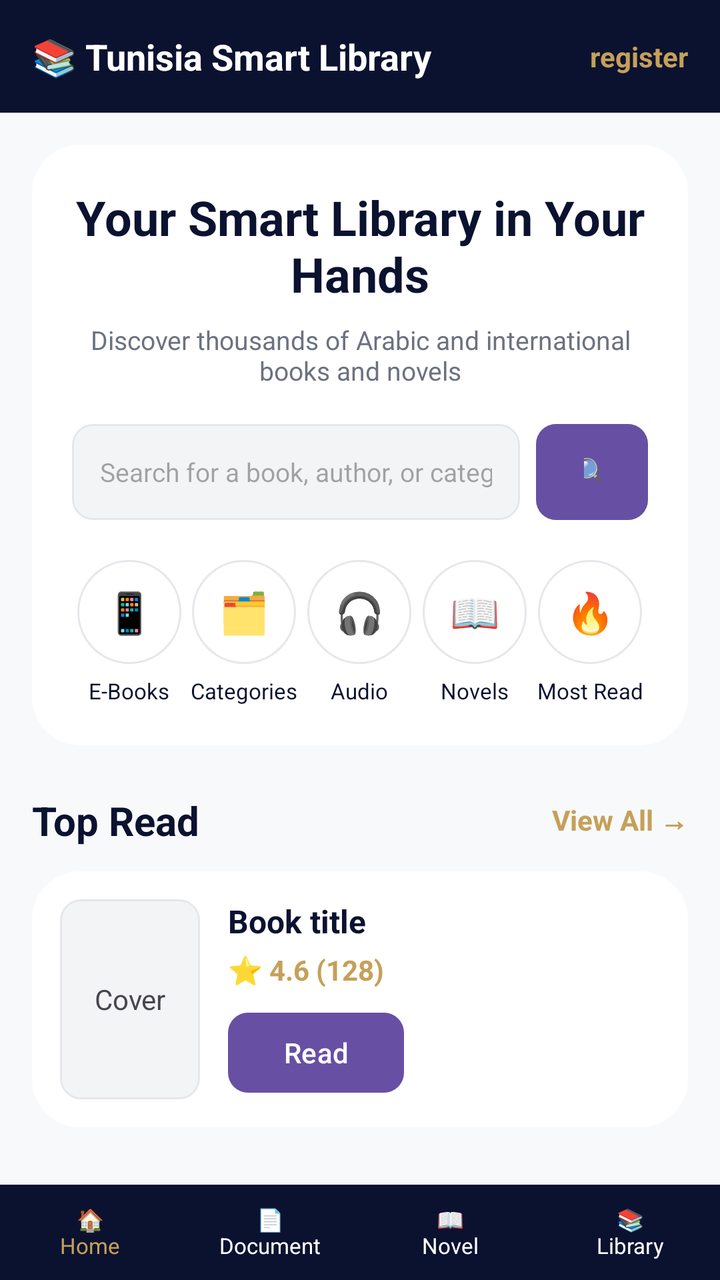
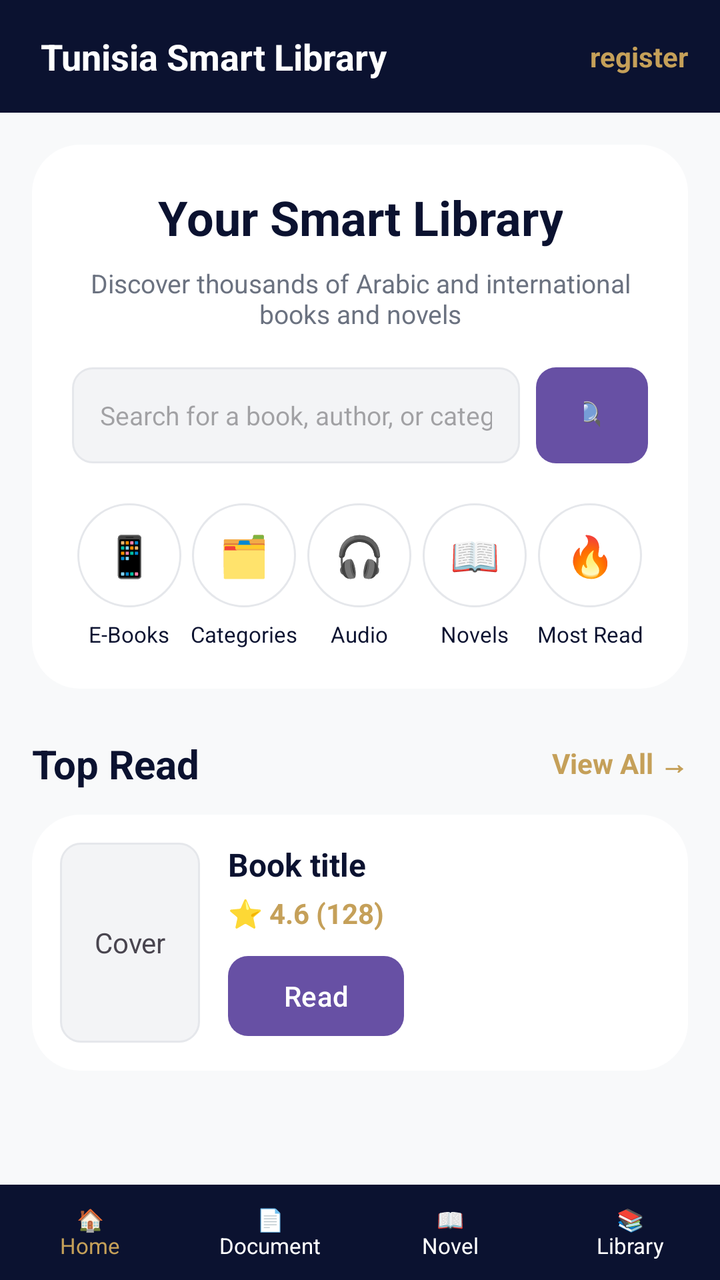

Screens rendered from an Android XML layout before and after an edit, with the pre-edit source and the edit as a unified diff.
<!-- AndroidManifest.xml: application theme Theme.TunisiaSmartLibrary -->
<!-- res/layout/activity_acceuil.xml -->
<?xml version="1.0" encoding="utf-8"?>
<LinearLayout xmlns:android="http://schemas.android.com/apk/res/android"
    xmlns:tools="http://schemas.android.com/tools"
    android:id="@+id/main"
    android:layout_width="match_parent"
    android:layout_height="match_parent"
    android:background="@color/app_bg"
    android:orientation="vertical"
    tools:context=".acceuil">

    
    <LinearLayout
        android:layout_width="match_parent"
        android:layout_height="wrap_content"
        android:background="@color/navy"
        android:gravity="center_vertical"
        android:orientation="horizontal"
        android:padding="16dp">

        <TextView
            android:layout_width="0dp"
            android:layout_height="wrap_content"
            android:layout_weight="1"
            android:text="📚 Tunisia Smart Library"
            android:textColor="@android:color/white"
            android:textSize="18sp"
            android:textStyle="bold" />

        <TextView
            android:id="@+id/tvregister"
            android:layout_width="wrap_content"
            android:layout_height="wrap_content"
            android:text="register"
            android:textColor="@color/gold"
            android:textStyle="bold" />
    </LinearLayout>

    <ScrollView
        android:layout_width="match_parent"
        android:layout_height="0dp"
        android:layout_weight="1">

        <LinearLayout
            android:layout_width="match_parent"
            android:layout_height="wrap_content"
            android:orientation="vertical"
            android:padding="16dp">

            
            <LinearLayout
                android:layout_width="match_parent"
                android:layout_height="wrap_content"
                android:background="@drawable/bg_card"
                android:gravity="center_horizontal"
                android:orientation="vertical"
                android:padding="20dp">

                <TextView
                    android:id="@+id/tvWelcome"
                    android:layout_width="wrap_content"
                    android:layout_height="wrap_content"
                    android:gravity="center"
                    android:text="Your Smart Library in Your Hands"
                    android:textColor="@color/navy"
                    android:textSize="24sp"
                    android:textStyle="bold" />

                <TextView
                    android:layout_width="wrap_content"
                    android:layout_height="wrap_content"
                    android:layout_marginTop="8dp"
                    android:gravity="center"
                    android:text="Discover thousands of Arabic and international books and novels"
                    android:textColor="@color/text_muted"
                    android:textSize="13sp" />

                <LinearLayout
                    android:layout_width="match_parent"
                    android:layout_height="48dp"
                    android:layout_marginTop="18dp"
                    android:orientation="horizontal">

                    <EditText
                        android:id="@+id/etSearch"
                        android:layout_width="0dp"
                        android:layout_height="match_parent"
                        android:layout_weight="1"
                        android:background="@drawable/bg_input"
                        android:hint="Search for a book, author, or category..."
                        android:imeOptions="actionSearch"
                        android:inputType="text"
                        android:paddingHorizontal="14dp"
                        android:textSize="13sp" />

                    <Button
                        android:id="@+id/btnSearch"
                        android:layout_width="56dp"
                        android:layout_height="match_parent"
                        android:layout_marginStart="8dp"
                        android:background="@drawable/bg_btn_navy"
                        android:text="🔍"
                        android:textColor="@android:color/white" />
                </LinearLayout>

                
                <LinearLayout
                    android:layout_width="match_parent"
                    android:layout_height="wrap_content"
                    android:layout_marginTop="20dp"
                    android:orientation="horizontal"
                    android:weightSum="5">

                    <LinearLayout
                        android:id="@+id/catEbooks"
                        android:layout_width="0dp"
                        android:layout_height="wrap_content"
                        android:layout_weight="1"
                        android:gravity="center"
                        android:orientation="vertical">

                        <TextView
                            android:layout_width="52dp"
                            android:layout_height="52dp"
                            android:background="@drawable/bg_circle_white"
                            android:gravity="center"
                            android:text="📱"
                            android:textSize="20sp" />

                        <TextView
                            android:layout_width="wrap_content"
                            android:layout_height="wrap_content"
                            android:layout_marginTop="6dp"
                            android:text="E-Books"
                            android:textColor="@color/navy"
                            android:textSize="11sp" />
                    </LinearLayout>

                    <LinearLayout
                        android:id="@+id/catCategories"
                        android:layout_width="0dp"
                        android:layout_height="wrap_content"
                        android:layout_weight="1"
                        android:gravity="center"
                        android:orientation="vertical">

                        <TextView
                            android:layout_width="52dp"
                            android:layout_height="52dp"
                            android:background="@drawable/bg_circle_white"
                            android:gravity="center"
                            android:text="🗂️"
                            android:textSize="20sp" />

                        <TextView
                            android:layout_width="wrap_content"
                            android:layout_height="wrap_content"
                            android:layout_marginTop="6dp"
                            android:text="Categories"
                            android:textColor="@color/navy"
                            android:textSize="11sp" />
                    </LinearLayout>

                    <LinearLayout
                        android:id="@+id/catAudio"
                        android:layout_width="0dp"
                        android:layout_height="wrap_content"
                        android:layout_weight="1"
                        android:gravity="center"
                        android:orientation="vertical">

                        <TextView
                            android:layout_width="52dp"
                            android:layout_height="52dp"
                            android:background="@drawable/bg_circle_white"
                            android:gravity="center"
                            android:text="🎧"
                            android:textSize="20sp" />

                        <TextView
                            android:layout_width="wrap_content"
                            android:layout_height="wrap_content"
                            android:layout_marginTop="6dp"
                            android:text="Audio"
                            android:textColor="@color/navy"
                            android:textSize="11sp" />
                    </LinearLayout>

                    <LinearLayout
                        android:id="@+id/catNovels"
                        android:layout_width="0dp"
                        android:layout_height="wrap_content"
                        android:layout_weight="1"
                        android:gravity="center"
                        android:orientation="vertical">

                        <TextView
                            android:layout_width="52dp"
                            android:layout_height="52dp"
                            android:background="@drawable/bg_circle_white"
                            android:gravity="center"
                            android:text="📖"
                            android:textSize="20sp" />

                        <TextView
                            android:layout_width="wrap_content"
                            android:layout_height="wrap_content"
                            android:layout_marginTop="6dp"
                            android:text="Novels"
                            android:textColor="@color/navy"
                            android:textSize="11sp" />
                    </LinearLayout>

                    <LinearLayout
                        android:id="@+id/catMostRead"
                        android:layout_width="0dp"
                        android:layout_height="wrap_content"
                        android:layout_weight="1"
                        android:gravity="center"
                        android:orientation="vertical">

                        <TextView
                            android:layout_width="52dp"
                            android:layout_height="52dp"
                            android:background="@drawable/bg_circle_white"
                            android:gravity="center"
                            android:text="🔥"
                            android:textSize="20sp" />

                        <TextView
                            android:layout_width="wrap_content"
                            android:layout_height="wrap_content"
                            android:layout_marginTop="6dp"
                            android:text="Most Read"
                            android:textColor="@color/navy"
                            android:textSize="11sp" />
                    </LinearLayout>
                </LinearLayout>
            </LinearLayout>

            
            <RelativeLayout
                android:layout_width="match_parent"
                android:layout_height="wrap_content"
                android:layout_marginTop="24dp">

                <TextView
                    android:layout_width="wrap_content"
                    android:layout_height="wrap_content"
                    android:text="Top Read"
                    android:textColor="@color/navy"
                    android:textSize="20sp"
                    android:textStyle="bold" />

                <TextView
                    android:id="@+id/tvViewAll"
                    android:layout_width="wrap_content"
                    android:layout_height="wrap_content"
                    android:layout_alignParentEnd="true"
                    android:layout_centerVertical="true"
                    android:text="View All →"
                    android:textColor="@color/gold"
                    android:textStyle="bold" />
            </RelativeLayout>

            
            <LinearLayout
                android:layout_width="match_parent"
                android:layout_height="wrap_content"
                android:layout_marginTop="12dp"
                android:background="@drawable/bg_card"
                android:orientation="horizontal"
                android:padding="14dp">

                <TextView
                    android:layout_width="70dp"
                    android:layout_height="100dp"
                    android:background="@drawable/bg_input"
                    android:gravity="center"
                    android:text="Cover" />

                <LinearLayout
                    android:layout_width="match_parent"
                    android:layout_height="wrap_content"
                    android:layout_marginStart="14dp"
                    android:orientation="vertical">

                    <TextView
                        android:layout_width="wrap_content"
                        android:layout_height="wrap_content"
                        android:text="Book title"
                        android:textColor="@color/navy"
                        android:textSize="16sp"
                        android:textStyle="bold" />

                    <TextView
                        android:layout_width="wrap_content"
                        android:layout_height="wrap_content"
                        android:layout_marginTop="4dp"
                        android:text="⭐ 4.6 (128)"
                        android:textColor="@color/gold"
                        android:textStyle="bold" />

                    <Button
                        android:layout_width="wrap_content"
                        android:layout_height="40dp"
                        android:layout_marginTop="12dp"
                        android:background="@drawable/bg_btn_navy"
                        android:paddingHorizontal="20dp"
                        android:text="Read"
                        android:textAllCaps="false"
                        android:textColor="@android:color/white" />
                </LinearLayout>
            </LinearLayout>
        </LinearLayout>
    </ScrollView>

    
    <LinearLayout
        android:layout_width="match_parent"
        android:layout_height="wrap_content"
        android:background="@color/navy"
        android:orientation="horizontal"
        android:paddingVertical="10dp"
        android:weightSum="4">

        <TextView
            android:layout_width="0dp"
            android:layout_height="wrap_content"
            android:layout_weight="1"
            android:gravity="center"
            android:text="🏠\nHome"
            android:textColor="@color/gold"
            android:textSize="11sp" />

        <TextView
            android:layout_width="0dp"
            android:layout_height="wrap_content"
            android:layout_weight="1"
            android:gravity="center"
            android:text="📄\nDocument"
            android:textColor="@android:color/white"
            android:textSize="11sp" />

        <TextView
            android:layout_width="0dp"
            android:layout_height="wrap_content"
            android:layout_weight="1"
            android:gravity="center"
            android:text="📖\nNovel"
            android:textColor="@android:color/white"
            android:textSize="11sp" />

        <TextView
            android:layout_width="0dp"
            android:layout_height="wrap_content"
            android:layout_weight="1"
            android:gravity="center"
            android:text="📚\nLibrary"
            android:textColor="@android:color/white"
            android:textSize="11sp" />
    </LinearLayout>
</LinearLayout>
<!-- resources referenced by this layout -->
<resources>
  <color name="app_bg">#F8F9FA</color>
  <color name="gold">#C5A059</color>
  <color name="navy">#0B1230</color>
  <color name="text_muted">#6B7280</color>
  <!-- drawable bg_btn_navy (drawable) -->
  <?xml version="1.0" encoding="utf-8"?>
  <shape xmlns:android="http://schemas.android.com/apk/res/android">
      <solid android:color="@color/navy" />
      <corners android:radius="10dp" />
  </shape>
  <!-- drawable bg_card (drawable) -->
  <?xml version="1.0" encoding="utf-8"?>
  <shape xmlns:android="http://schemas.android.com/apk/res/android">
      <solid android:color="@android:color/white" />
      <corners android:radius="24dp" />
  </shape>
  <!-- drawable bg_circle_white (drawable) -->
  <?xml version="1.0" encoding="utf-8"?>
  <shape xmlns:android="http://schemas.android.com/apk/res/android" android:shape="oval">
      <solid android:color="@android:color/white" />
      <stroke android:width="1dp" android:color="@color/input_border" />
  </shape>
  <!-- drawable bg_input (drawable) -->
  <?xml version="1.0" encoding="utf-8"?>
  <shape xmlns:android="http://schemas.android.com/apk/res/android">
      <solid android:color="@color/input_bg" />
      <stroke android:width="1dp" android:color="@color/input_border" />
      <corners android:radius="10dp" />
  </shape>
  <style name="Theme.TunisiaSmartLibrary" parent="Base.Theme.TunisiaSmartLibrary" />
  <color name="input_border">#E5E7EB</color>
  <color name="input_bg">#F3F4F6</color>
  <style name="Base.Theme.TunisiaSmartLibrary" parent="Theme.Material3.DayNight.NoActionBar">
          
          
      </style>
</resources>

<!-- the commit's change to res/layout/activity_acceuil.xml (unified diff, before → after) -->
@@ -21,7 +21,7 @@
             android:layout_width="0dp"
             android:layout_height="wrap_content"
             android:layout_weight="1"
-            android:text="📚 Tunisia Smart Library"
+            android:text=" Tunisia Smart Library"
             android:textColor="@android:color/white"
             android:textSize="18sp"
             android:textStyle="bold" />
@@ -60,7 +60,7 @@
                     android:layout_width="wrap_content"
                     android:layout_height="wrap_content"
                     android:gravity="center"
-                    android:text="Your Smart Library in Your Hands"
+                    android:text="Your Smart Library"
                     android:textColor="@color/navy"
                     android:textSize="24sp"
                     android:textStyle="bold" />
@@ -101,8 +101,6 @@
                         android:text="🔍"
                         android:textColor="@android:color/white" />
                 </LinearLayout>
-
-                
                 <LinearLayout
                     android:layout_width="match_parent"
                     android:layout_height="wrap_content"
